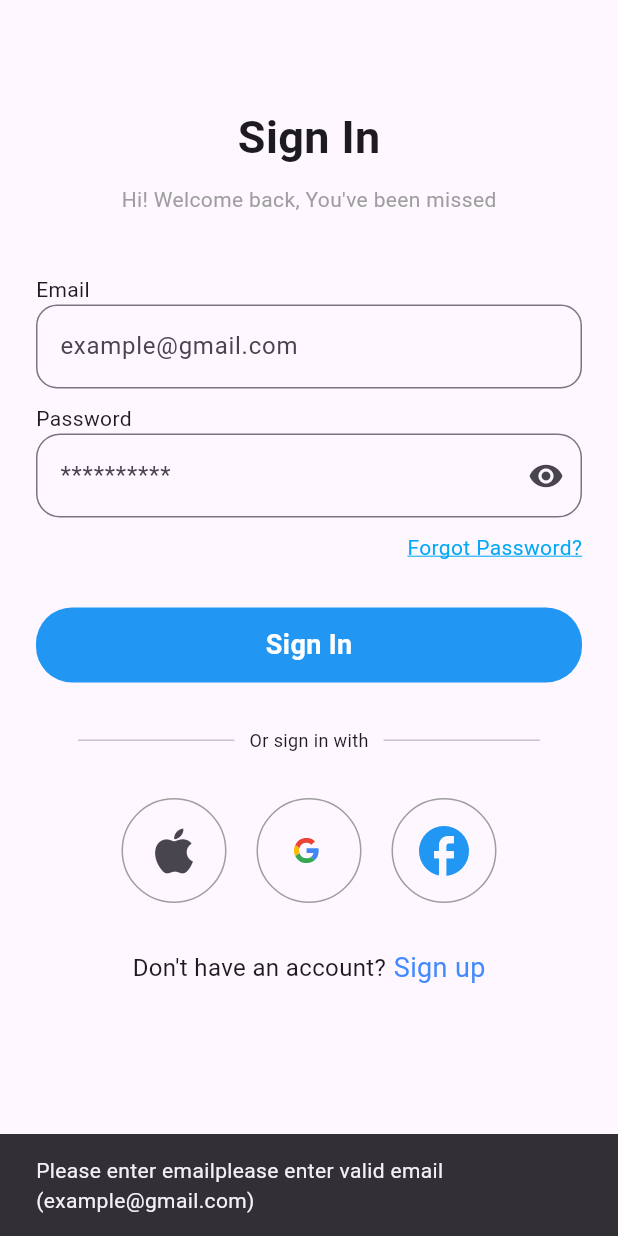
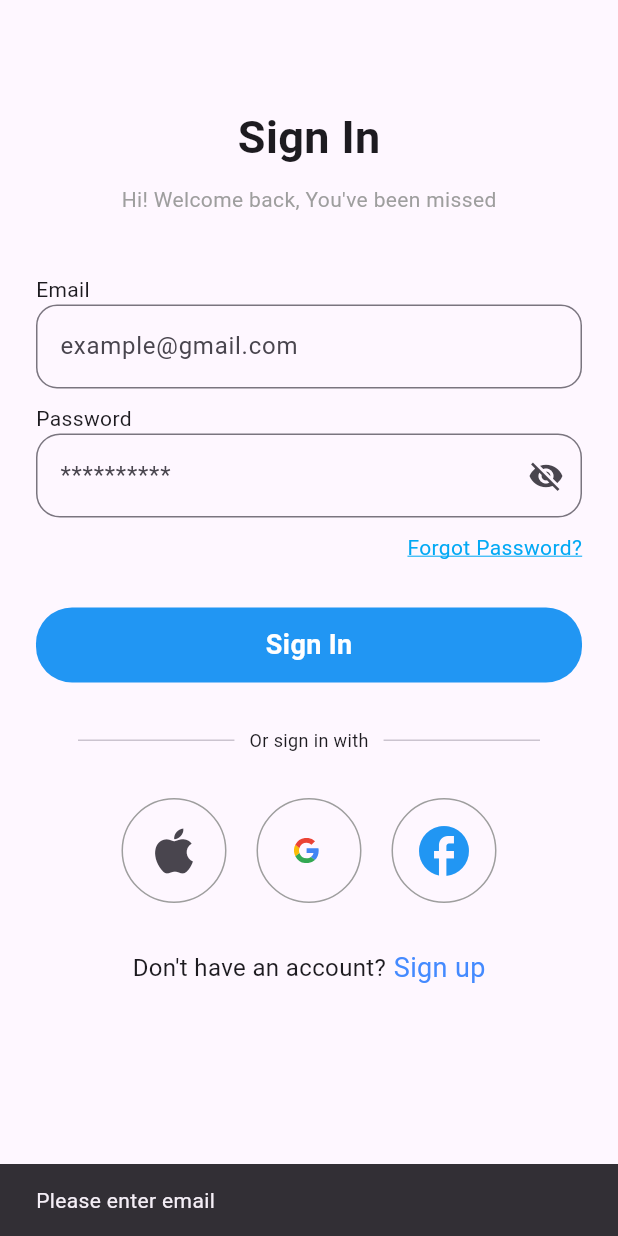
Before and after one commit to waris2426/E-Learning, a Flutter app: the screen it shows after launch, after a tap on "Sign In", on a phone screen of 412 x 824 dp. Run offline on Flutter 3.47's test engine with Material 3 defaults, Android fonts, the phone set to English and light mode, and no system bars; our stand-ins replace flutter_svg.

Commit message:
Sign In page Validatioon change and obscure text

```diff
--- a/lib/log_in_screen.dart
+++ b/lib/log_in_screen.dart
@@ -32,7 +32,7 @@ class _LogInScreenState extends State<LogInScreen> {
       if(email.isEmpty){
        // showError("Please enter email");
         _emailErrorMessage += 'Please enter email';
-      } if(!emailValid) {
+      }else if(!emailValid) {
         //showError("please enter valid email");
         _emailErrorMessage += 'please enter valid email (example@gmail.com)';
       }
@@ -43,16 +43,16 @@ class _LogInScreenState extends State<LogInScreen> {
       if(password.length < 6){
        // showError("password must be less than six characters");
          _passwordErrorMessage += 'password must be less than six characters';
-      } if(!password.contains(RegExp(r'[A-Z]'))){
+      }else if(!password.contains(RegExp(r'[A-Z]'))){
        // showError("upper case letter");
         _passwordErrorMessage += 'atleast one upper case letter';
-      } if(!password.contains(RegExp(r'[a-z]'))){
+      }else if(!password.contains(RegExp(r'[a-z]'))){
        // showError("upper case letter");
         _passwordErrorMessage += 'atleast one lower case letter';
-      } if(!password.contains(RegExp(r'[0-9]'))){
+      }else if(!password.contains(RegExp(r'[0-9]'))){
         //showError("atleast one digit enter digit");
         _passwordErrorMessage += 'atleast one digit';
-      } if(!password.contains(RegExp(r'[[!@#%^&*(),.?":{}|<>]'))){
+      }else if(!password.contains(RegExp(r'[[!@#%^&*(),.?":{}|<>]'))){
        // showError("please enter special characters");
         _passwordErrorMessage += 'atleast one special character';
       }
@@ -89,16 +89,17 @@ class _LogInScreenState extends State<LogInScreen> {
                   TextField(
                     controller: _passwordController,
                     keyboardType: TextInputType.text,
+                    obscureText: _obsecureText,
                     decoration: InputDecoration(
                      //labelText: "Example@",
-                      hintText: "**********",
+                        hintText: "**********",
                         suffixIcon: IconButton(
                           onPressed: (){
                            setState(() {
-                             _obsecureText = ! _obsecureText;
+                             _obsecureText =  !_obsecureText;
                            });
                           },
-                          icon: Icon(_obsecureText ? Icons.visibility : Icons.visibility_off),),
+                          icon: Icon(_obsecureText ? Icons.visibility_off : Icons.visibility),),
                       border: OutlineInputBorder(
                         borderRadius: BorderRadius.circular(16),
                         borderSide: BorderSide(color: Colors.grey),
```
